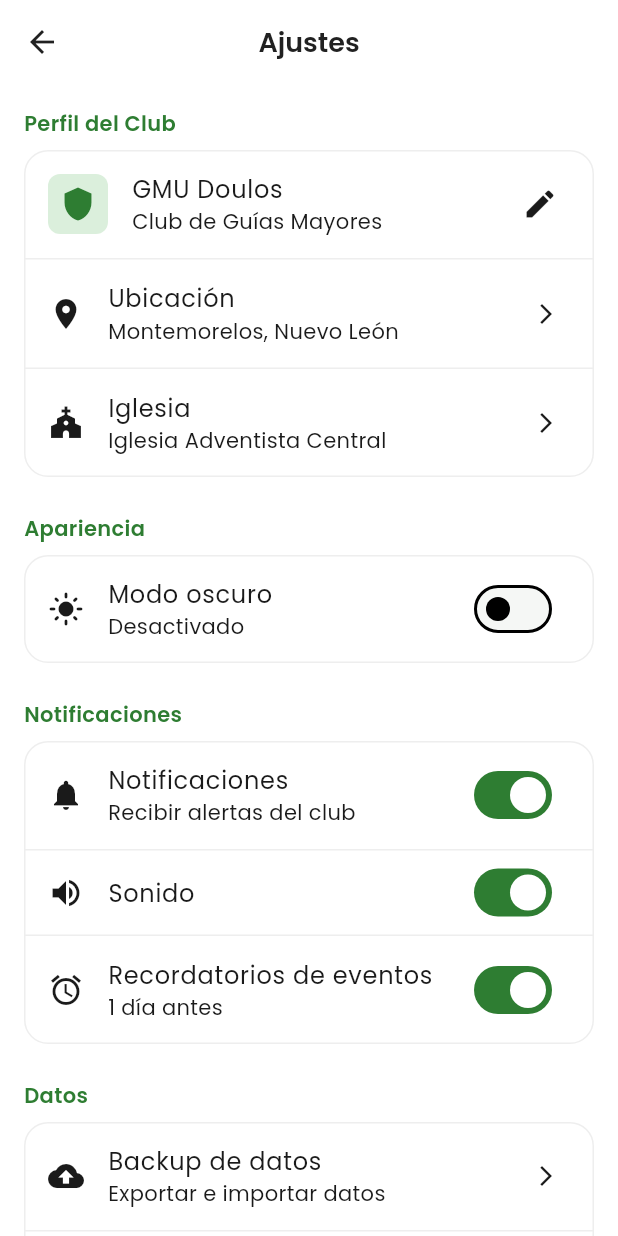
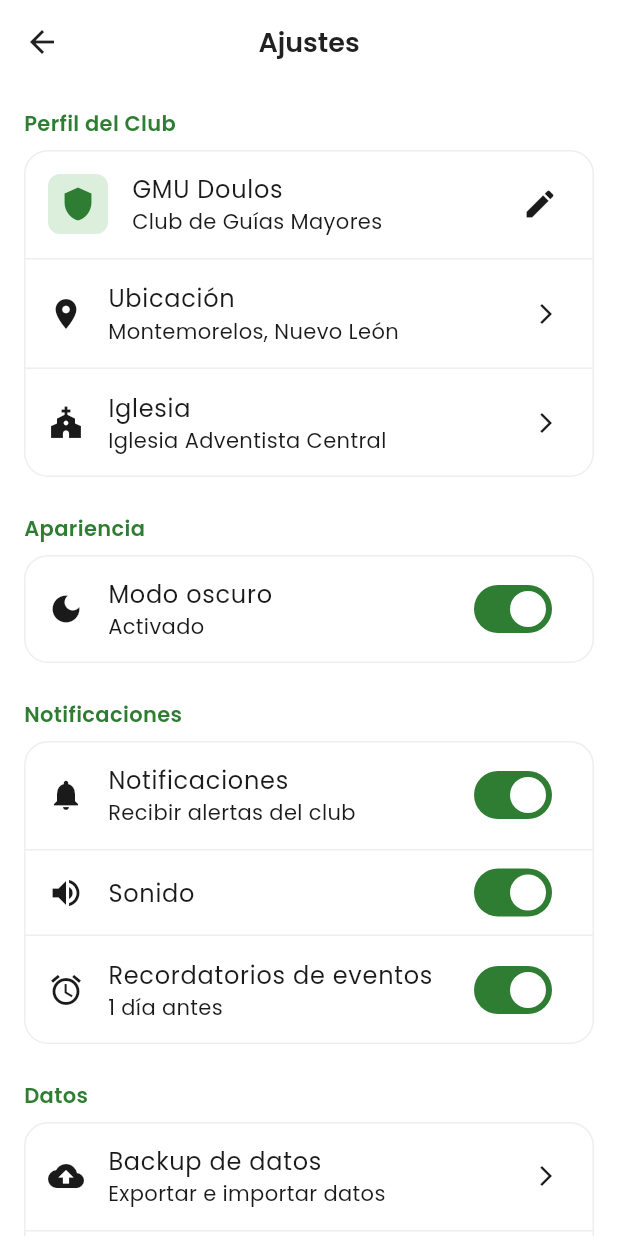
Before and after one commit to PabloIAIN/gmu_doulos, a Flutter app: the AjustesScreen screen opened directly with empty values, after a tap on "Modo oscuro", on a phone screen of 412 x 824 dp. Run offline on Flutter 3.47's test engine with Material 3 defaults, Android fonts, the phone set to English and light mode, and no system bars; our stand-ins replace firebase_core, firebase_messaging, fl_chart, flutter_local_notifications, google_fonts, image_picker and 4 more; accounts and stored records are empty.

Commit message:
fix: dark mode toggle not working after first change
AjustesScreen received darkMode as a fixed prop via Navigator.push,
so it became stale after the first toggle. Now uses local state that
syncs with the parent callback on each change.

Co-Authored-By: Claude Opus 4.6 <noreply@anthropic.com>

```diff
--- a/lib/screens/ajustes/ajustes_screen.dart
+++ b/lib/screens/ajustes/ajustes_screen.dart
@@ -21,6 +21,7 @@ class AjustesScreen extends StatefulWidget {
 
 class _AjustesScreenState extends State<AjustesScreen> {
   final DatabaseService _db = DatabaseService();
+  late bool _darkMode;
   bool _notificaciones = true;
   bool _sonido = true;
   bool _recordatorios = true;
@@ -33,6 +34,7 @@ class _AjustesScreenState extends State<AjustesScreen> {
   @override
   void initState() {
     super.initState();
+    _darkMode = widget.darkMode;
     _cargarConfiguracion();
   }
 
@@ -108,12 +110,15 @@ class _AjustesScreenState extends State<AjustesScreen> {
             margin: const EdgeInsets.symmetric(horizontal: 16),
             child: SwitchListTile(
               secondary: Icon(
-                widget.darkMode ? Icons.dark_mode : Icons.light_mode,
+                _darkMode ? Icons.dark_mode : Icons.light_mode,
               ),
               title: const Text('Modo oscuro'),
-              subtitle: Text(widget.darkMode ? 'Activado' : 'Desactivado'),
-              value: widget.darkMode,
-              onChanged: widget.onDarkModeChanged,
+              subtitle: Text(_darkMode ? 'Activado' : 'Desactivado'),
+              value: _darkMode,
+              onChanged: (value) {
+                setState(() => _darkMode = value);
+                widget.onDarkModeChanged(value);
+              },
             ),
           ),
           const SizedBox(height: 16),
```
